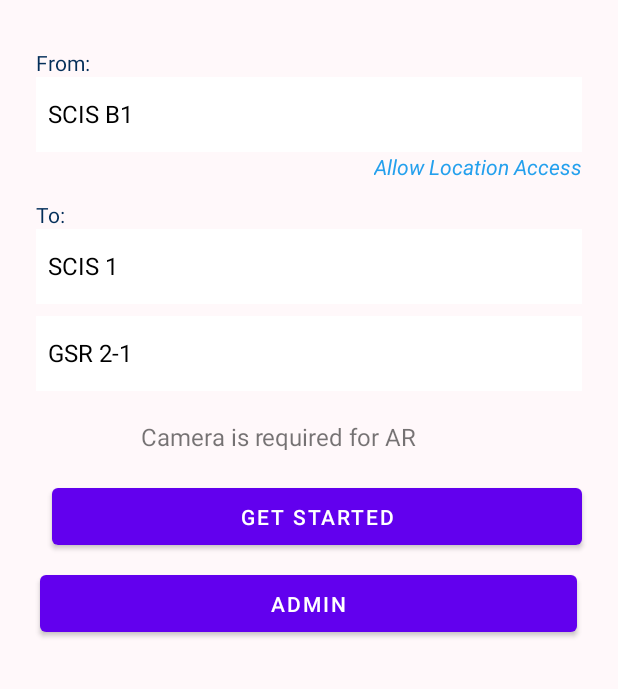
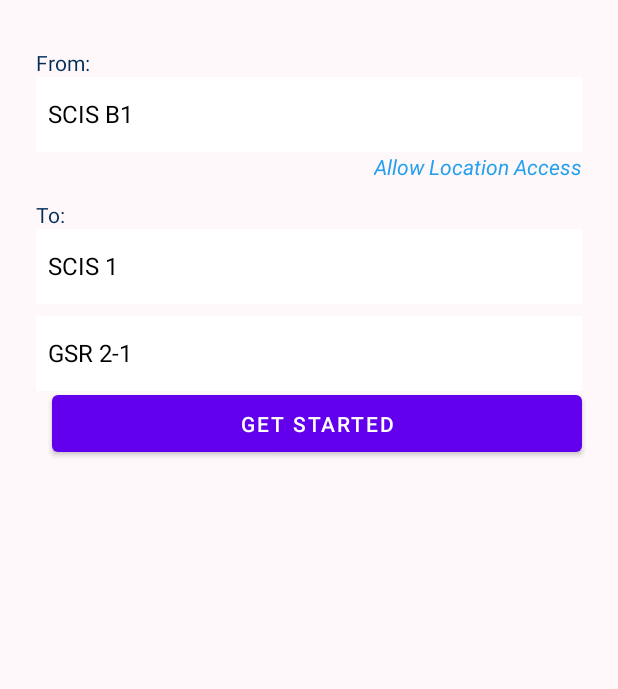
Before and after one commit to iShin1234/GsrFinder, an Android app: the screen it shows after launch (MainActivity), on a phone screen of 412 x 824 dp, the part 547-1236 px from its top. Run offline under Robolectric (Android 15) with nearby library versions, the phone set to English and light mode, and no system bars; libraries missing offline, so code that uses them is left out: com.google.ar.core; 3 statements that could not run were skipped.

Commit message:
Fix Admin onClick

```diff
--- a/app/src/main/java/sg/edu/smu/gsrfinder/MainActivity.kt
+++ b/app/src/main/java/sg/edu/smu/gsrfinder/MainActivity.kt
@@ -1,32 +1,28 @@
 package sg.edu.smu.gsrfinder
 
-import android.Manifest.permission.ACCESS_COARSE_LOCATION
 import android.Manifest.permission.ACCESS_FINE_LOCATION
 import android.content.Intent
 import android.content.pm.PackageManager
-import android.graphics.drawable.Drawable
 import android.location.Location
-import androidx.appcompat.app.AppCompatActivity
 import android.os.Bundle
 import android.os.Handler
 import android.os.Looper
 import android.util.Log
+import android.view.Menu
 import android.view.MenuItem
 import android.view.View
 import android.widget.*
-import androidx.activity.result.contract.ActivityResultContracts
 import androidx.appcompat.app.ActionBarDrawerToggle
+import androidx.appcompat.app.AppCompatActivity
 import androidx.core.app.ActivityCompat
 import androidx.core.content.ContextCompat
 import androidx.drawerlayout.widget.DrawerLayout
 import com.google.android.gms.location.FusedLocationProviderClient
 import com.google.android.gms.location.LocationServices
 import com.google.android.gms.tasks.OnSuccessListener
+import com.google.android.material.navigation.NavigationView
 import com.google.ar.core.ArCoreApk
-import com.google.firebase.database.DataSnapshot
-import com.google.firebase.database.DatabaseError
-import com.google.firebase.database.FirebaseDatabase
-import com.google.firebase.database.ValueEventListener
+
 
 class MainActivity : AppCompatActivity()
 {
@@ -35,6 +31,7 @@
     private lateinit var spinToRoom: String;
     private lateinit var fusedLocationClient: FusedLocationProviderClient
     private lateinit var drawerLayout: DrawerLayout
+    private lateinit var navigationView: NavigationView;
     private lateinit var actionBarDrawerToggle: ActionBarDrawerToggle
     override fun onCreate(savedInstanceState: Bundle?)
     {
@@ -54,6 +51,19 @@
 
         // to make the Navigation drawer icon always appear on the action bar
         supportActionBar?.setDisplayHomeAsUpEnabled(true)
+        navigationView = findViewById<NavigationView>(R.id.naviationView)
+        navigationView.setNavigationItemSelectedListener {
+            when (it.itemId) {
+                R.id.admin -> {
+                    // handle click
+                    Log.d("CHECK", "IN")
+                    AdminClick()
+                    true
+                }
+                else -> false
+            }
+        }
+
 
 //        val database = FirebaseDatabase.getInstance();
 //        val ref = database.reference.child("User")
@@ -89,7 +99,6 @@
     // drawer when the icon is clicked
     override fun onOptionsItemSelected(item: MenuItem): Boolean {
         return if (actionBarDrawerToggle.onOptionsItemSelected(item)) {
-            AdminClick()
             true
 
         } else {
@@ -97,7 +106,6 @@
             }
 
         }
-
 
     /*
      *  1. <if> User is in SCIS, Get the gsr list from values/spinner_lists.xml
--- a/app/src/main/res/layout/activity_main.xml
+++ b/app/src/main/res/layout/activity_main.xml
@@ -111,10 +111,10 @@
             android:layout_height="50dp"
             android:layout_marginStart="24dp"
             android:layout_marginEnd="24dp"
-        android:layout_marginBottom="8dp"
+            android:layout_marginBottom="152dp"
             android:onClick="btnGetStartedClicked"
             android:text="Get Started"
-        app:layout_constraintBottom_toTopOf="@+id/adminBtn"
+            app:layout_constraintBottom_toBottomOf="parent"
             app:layout_constraintEnd_toEndOf="parent"
             app:layout_constraintHorizontal_bias="1.0"
             app:layout_constraintStart_toStartOf="parent" />
@@ -130,16 +130,6 @@
         app:layout_constraintStart_toStartOf="parent"
         app:layout_constraintTop_toBottomOf="@+id/spinToRoom" />
 
-    <Button
-        android:id="@+id/adminBtn"
-        android:layout_width="358dp"
-        android:layout_height="50dp"
-        android:layout_marginBottom="32dp"
-        android:text="Admin"
-        app:layout_constraintBottom_toBottomOf="parent"
-        app:layout_constraintEnd_toEndOf="parent"
-        app:layout_constraintHorizontal_bias="0.49"
-        app:layout_constraintStart_toStartOf="parent" />
 
     </androidx.constraintlayout.widget.ConstraintLayout>
 
@@ -149,7 +139,8 @@
         android:layout_width="wrap_content"
         android:layout_height="match_parent"
         android:layout_gravity="start"
-        app:menu="@menu/navigation_menu" />
+        app:menu="@menu/navigation_menu"
+        android:id="@+id/naviationView"/>
 
 
 </androidx.drawerlayout.widget.DrawerLayout>
```
Also changed, not shown: app/src/main/AndroidManifest.xml (+3 -6 lines). Lines whose indentation alone changed are shown as unchanged.
